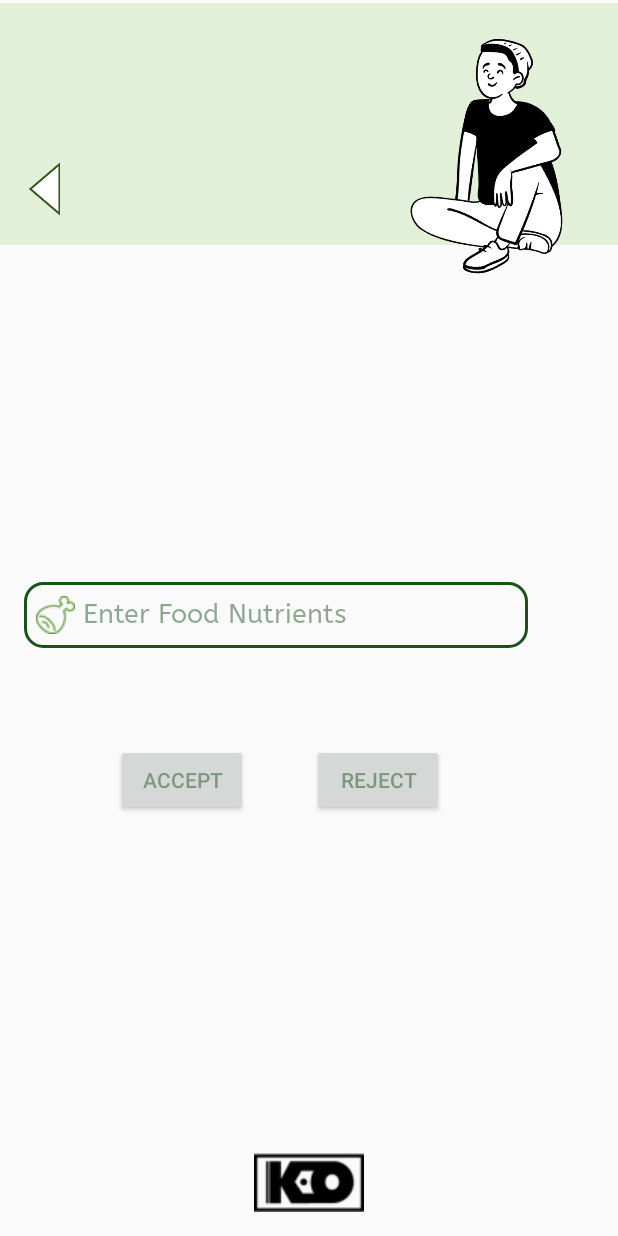
After one commit to Charles2005/FoodVision, an Android app: the VerificationCard screen opened directly, with no data from a screen before it, on a phone screen of 412 x 824 dp. The commit adds this screen. Run offline under Robolectric (Android 15) with nearby library versions, the phone set to English and light mode, and no system bars.

Commit message:
finish verification and notif for nutri restriction

```diff
--- a/app/src/main/AndroidManifest.xml
+++ b/app/src/main/AndroidManifest.xml
@@ -31,6 +31,7 @@
         <activity android:name=".activities.FeedbackPage" />
         <activity android:name=".activities.DataPrivacyPage" />
         <activity android:name=".activities.FoodDatabaseView" />
+        <activity android:name=".activities.VerificationCard" />
     </application>
 
 </manifest>
--- a/app/src/main/java/com/example/food_vision/activities/AdminDashboard.kt
+++ b/app/src/main/java/com/example/food_vision/activities/AdminDashboard.kt
@@ -15,6 +15,7 @@ class AdminDashboard : AppCompatActivity() {
 
         val adminLogout = findViewById<ImageButton>(R.id.adminLogout)
         val foodDatabase = findViewById<ImageButton>(R.id.fdButton)
+        val verificationPage = findViewById<ImageButton>(R.id.verifyButton)
 
         adminLogout.setOnClickListener{
             val intent = Intent(this, MainActivity::class.java)
@@ -24,7 +25,10 @@ class AdminDashboard : AppCompatActivity() {
         foodDatabase.setOnClickListener {
             val intent = Intent(this, FoodDatabaseView::class.java)
             startActivity(intent)
-            finish()
+        }
+        verificationPage.setOnClickListener {
+            val intent = Intent(this, VerificationCard::class.java)
+            startActivity(intent)
         }
     }
 }
--- a/app/src/main/java/com/example/food_vision/activities/FoodDatabaseView.kt
+++ b/app/src/main/java/com/example/food_vision/activities/FoodDatabaseView.kt
@@ -28,7 +28,7 @@ class FoodDatabaseView : AppCompatActivity() {
             // Set the LayoutManager that this RecyclerView will use.
             rvItemsList.layoutManager = LinearLayoutManager(this)
             // Adapter class is initialized and list is passed in the param.
-            val itemAdapter = FoodItemAdapter.ItemAdapter(this,
+            val itemAdapter = FoodItemAdapter(this,
                 getItemsList() as ArrayList<FoodModelClass>
             )
             // adapter instance is set to the recyclerview to inflate the items.
--- /dev/null
+++ b/app/src/main/java/com/example/food_vision/activities/GlobalVar.kt
@@ -0,0 +1,6 @@
+package com.example.food_vision.activities
+
+object GlobalVar {
+    var newFoodName : String? = null
+    var newIngredients : String? = null
+}
--- a/app/src/main/java/com/example/food_vision/activities/InformationPage.kt
+++ b/app/src/main/java/com/example/food_vision/activities/InformationPage.kt
@@ -55,9 +55,9 @@ class InformationPage : AppCompatActivity() {
             for(i in foodList){
                 formattedFoodList.append(i).append("\n")
 
-                if(i == restriction) {
+                if(i.trim() == restriction.trim()) {
                     Toast.makeText(this,
-                        restriction,
+                        "Your nutrient restriction is present in this food, be careful!",
                         Toast.LENGTH_LONG).show()
                 }
             }
--- /dev/null
+++ b/app/src/main/java/com/example/food_vision/activities/VerificationCard.kt
@@ -0,0 +1,49 @@
+package com.example.food_vision.activities
+
+import android.annotation.SuppressLint
+import android.os.Bundle
+import android.os.PersistableBundle
+import android.widget.*
+import androidx.appcompat.app.AppCompatActivity
+import com.example.food_vision.R
+import com.example.food_vision.database.DatabaseHandler
+import com.example.food_vision.database.FoodModelClass
+
+class VerificationCard:AppCompatActivity() {
+    @SuppressLint("WrongViewCast")
+    override fun onCreate(savedInstanceState: Bundle?) {
+        super.onCreate(savedInstanceState)
+        setContentView(R.layout.verificationpage)
+        val db = DatabaseHandler(this)
+        val newFoodName = findViewById<TextView>(R.id.textView6)
+        val newIngredients = findViewById<TextView>(R.id.textView8)
+        val newNutrients = findViewById<EditText>(R.id.newNutrients)
+        val acceptBtn = findViewById<Button>(R.id.verify)
+        val rejectBtn = findViewById<Button>(R.id.reject)
+        val backBtn = findViewById<ImageView>(R.id.verifyBack)
+
+        newFoodName.setText(GlobalVar.newFoodName)
+        newIngredients.setText(GlobalVar.newIngredients)
+
+        acceptBtn.setOnClickListener{
+            var success:Boolean = false
+            val food = FoodModelClass()
+            food.name = newFoodName.text.toString().trim()
+            food.ingredients = newIngredients.text.toString().trim()
+            food.nutrients = newNutrients.text.toString().trim()
+            success = db.addFood(food) as Boolean
+            Toast.makeText(this, "Successfully added", Toast.LENGTH_SHORT).show()
+            newFoodName.setText("New Food")
+            newIngredients.setText("New Ingredients")
+
+        }
+        rejectBtn.setOnClickListener{
+            newFoodName.setText("New Food")
+            newIngredients.setText("New Ingredients")
+            Toast.makeText(this, "Rejected", Toast.LENGTH_SHORT).show()
+        }
+        backBtn.setOnClickListener {
+            onBackPressed()
+        }
+    }
+}
--- a/app/src/main/java/com/example/food_vision/adapter/FoodItemAdapter.kt
+++ b/app/src/main/java/com/example/food_vision/adapter/FoodItemAdapter.kt
@@ -10,10 +10,9 @@ import androidx.recyclerview.widget.RecyclerView
 import com.example.food_vision.R
 import com.example.food_vision.database.FoodModelClass
 
-class FoodItemAdapter {
+class FoodItemAdapter (val context: Context, val items: ArrayList<FoodModelClass>) :
+    RecyclerView.Adapter<FoodItemAdapter.ViewHolder>(){
 
-    class ItemAdapter(val context: Context, val items: ArrayList<FoodModelClass>) :
-        RecyclerView.Adapter<ItemAdapter.ViewHolder>() {
 
         override fun onCreateViewHolder(parent: ViewGroup, viewType: Int): ViewHolder {
             return ViewHolder(
@@ -43,4 +42,3 @@ class FoodItemAdapter {
             val tvName = view.findViewById<TextView>(R.id.nameOfFood)
         }
     }
-}
--- a/app/src/main/res/layout/food_card.xml
+++ b/app/src/main/res/layout/food_card.xml
@@ -3,7 +3,7 @@
     xmlns:app="http://schemas.android.com/apk/res-auto"
     xmlns:tools="http://schemas.android.com/tools"
     android:layout_width="match_parent"
-    android:layout_height="match_parent">
+    android:layout_height="wrap_content">
 
     <androidx.cardview.widget.CardView
         android:layout_width="365dp"
--- a/app/src/main/res/layout/food_database_view.xml
+++ b/app/src/main/res/layout/food_database_view.xml
@@ -10,10 +10,8 @@
         android:id="@+id/rvItemsList"
         android:layout_width="match_parent"
         android:layout_height="wrap_content"
-        app:layout_constraintBottom_toBottomOf="parent"
         app:layout_constraintEnd_toEndOf="parent"
-        app:layout_constraintHorizontal_bias="0.567"
+        app:layout_constraintHorizontal_bias="0.0"
         app:layout_constraintStart_toStartOf="parent"
-        app:layout_constraintTop_toTopOf="parent"
-        app:layout_constraintVertical_bias="0.432" />
+        app:layout_constraintTop_toTopOf="parent" />
 </androidx.constraintlayout.widget.ConstraintLayout>
--- a/app/src/main/res/layout/verification_card.xml
+++ /dev/null
@@ -1,6 +0,0 @@
-<?xml version="1.0" encoding="utf-8"?>
-<androidx.constraintlayout.widget.ConstraintLayout xmlns:android="http://schemas.android.com/apk/res/android"
-    android:layout_width="match_parent"
-    android:layout_height="match_parent">
-
-</androidx.constraintlayout.widget.ConstraintLayout>
--- a/app/src/main/res/layout/verificationpage.xml
+++ b/app/src/main/res/layout/verificationpage.xml
@@ -34,13 +34,85 @@
         app:layout_constraintStart_toStartOf="parent"
         app:layout_constraintTop_toTopOf="parent"
         app:srcCompat="@drawable/back" />
+    <TextView
+        android:id="@+id/textView6"
+        android:layout_width="wrap_content"
+        android:layout_height="wrap_content"
+        android:layout_marginStart="10dp"
+        android:fontFamily="@font/font1"
+        android:text="TextView"
+        android:textColor="#376A39"
+        android:textSize="20sp"
+        app:layout_constraintBottom_toTopOf="@+id/textView8"
+        app:layout_constraintEnd_toEndOf="parent"
+        app:layout_constraintHorizontal_bias="0.017"
+        app:layout_constraintStart_toStartOf="parent"
+        app:layout_constraintTop_toBottomOf="@+id/imageView11"
+        app:layout_constraintVertical_bias="0.657" />
 
-    <androidx.recyclerview.widget.RecyclerView
-        android:id="@+id/verifyView"
-        android:layout_width="409dp"
-        android:layout_height="486dp"
+    <TextView
+        android:id="@+id/textView8"
+        android:layout_width="wrap_content"
+        android:layout_height="wrap_content"
+        android:layout_marginStart="10dp"
+        android:layout_marginBottom="16dp"
+        android:fontFamily="@font/font1"
+        android:text="TextView"
+        android:textColor="#376A39"
+        android:textSize="20sp"
+        app:layout_constraintBottom_toTopOf="@+id/editTextTextPersonName"
+        app:layout_constraintEnd_toEndOf="parent"
+        app:layout_constraintTop_toBottomOf="@id/textView6"
+        app:layout_constraintHorizontal_bias="0.017"
+        app:layout_constraintStart_toStartOf="parent" />
+
+    <EditText
+        android:id="@+id/newNutrients"
+        android:layout_width="336dp"
+        android:layout_height="44dp"
+        android:layout_marginBottom="64dp"
+        android:background="@drawable/edit_text_border"
+        android:drawableLeft="@drawable/nutrient"
+        android:drawablePadding="5dp"
+        android:ems="10"
+        android:fontFamily="@font/font2"
+        android:hint="Enter Food Nutrients"
+        android:inputType="textPersonName"
+        android:paddingLeft="8dp"
+        android:textColor="@color/fontcolor1"
+        android:textColorHint="#7E205522"
+        app:layout_constraintBottom_toTopOf="@+id/verify"
+        app:layout_constraintEnd_toEndOf="parent"
+        app:layout_constraintHorizontal_bias="0.213"
+        app:layout_constraintStart_toStartOf="parent"
+        tools:ignore="MissingConstraints" />
+
+    <Button
+        android:id="@+id/verify"
+        android:layout_width="wrap_content"
+        android:layout_height="wrap_content"
+        android:layout_marginStart="64dp"
+        android:layout_marginBottom="224dp"
+        android:text="Accept"
+        android:textColor="#7E205522"
+        app:layout_constraintBottom_toTopOf="@+id/imageView20"
+        app:layout_constraintEnd_toStartOf="@+id/reject"
+        app:layout_constraintHorizontal_bias="0.239"
+        app:layout_constraintStart_toStartOf="parent" />
+
+    <Button
+        android:id="@+id/reject"
+        android:layout_width="wrap_content"
+        android:layout_height="wrap_content"
+        android:layout_marginTop="60dp"
+        android:layout_marginEnd="116dp"
+        android:layout_marginBottom="224dp"
+        android:text="Reject"
+        android:textColor="#7E205522"
         app:layout_constraintBottom_toTopOf="@+id/imageView20"
         app:layout_constraintEnd_toEndOf="parent"
-        app:layout_constraintStart_toStartOf="parent"
-        app:layout_constraintTop_toBottomOf="@+id/imageView11" />
+        app:layout_constraintLeft_toRightOf="@id/verify"
+        app:layout_constraintTop_toBottomOf="@+id/editTextTextPersonName"
+        app:layout_constraintVertical_bias="0.018" />
+
 </androidx.constraintlayout.widget.ConstraintLayout>
```
Also changed, not shown: app/src/main/java/com/example/food_vision/activities/NewDataPage.kt (+5 -4 lines), app/src/main/res/layout/admindashboard.xml (+15 -2 lines).
